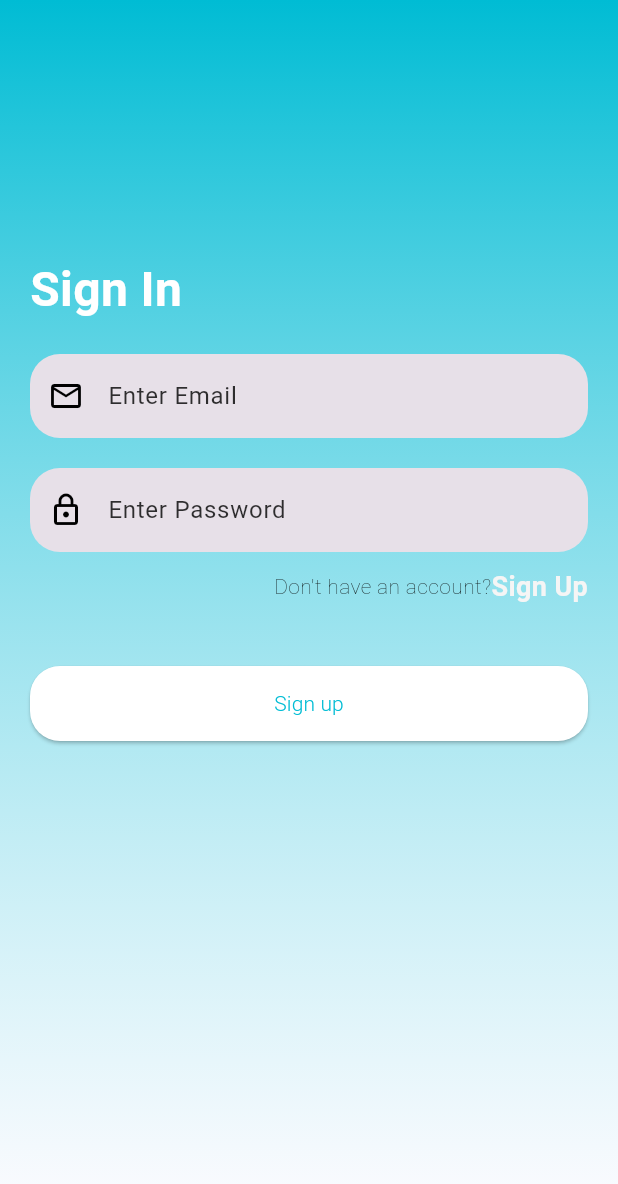
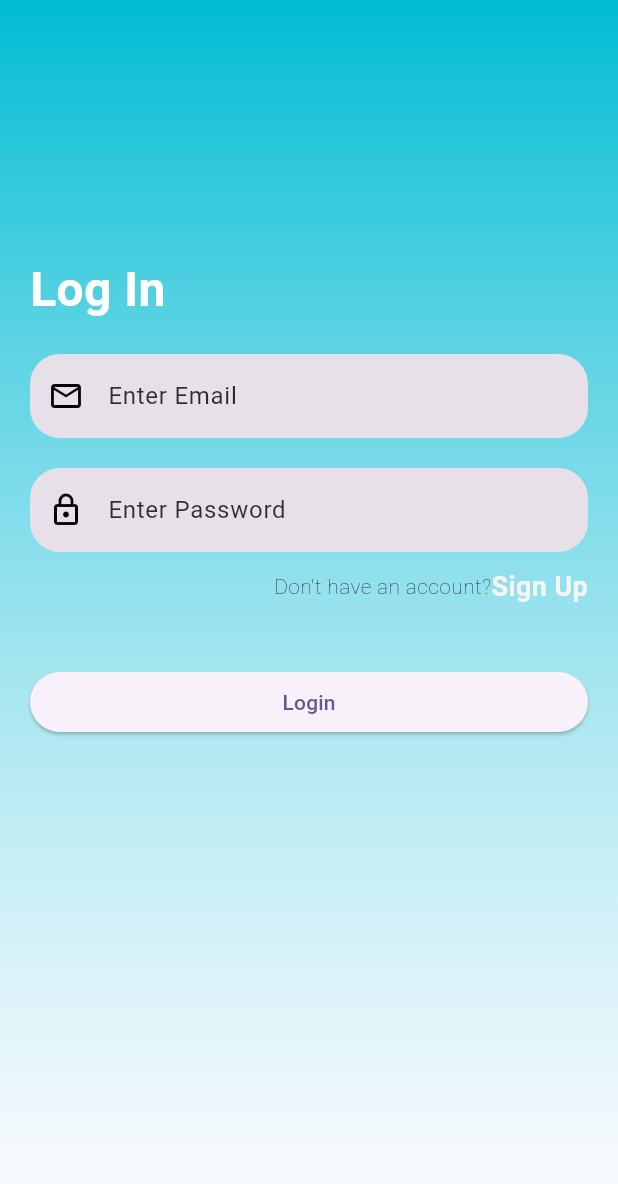
Before and after one commit to Abdullahaqee/untitleds, a Flutter app: the screen it shows once a user with an empty profile is signed in, after a tap on the "logout" icon, on a phone screen of 412 x 824 dp. Shown: the top 1184 px of the screen. Run offline on Flutter 3.47's test engine with Material 3 defaults, Android fonts, the phone set to English and light mode, and no system bars; our stand-ins replace firebase_auth, firebase_core, gap, get; accounts and stored records are empty; network calls fail.

Commit message:
Dashboard and Detail

```diff
--- a/lib/Dashboard.dart
+++ b/lib/Dashboard.dart
@@ -13,7 +13,10 @@ class DashboardState extends State<Dashboard> {
   Widget build(BuildContext context) {
     return Scaffold(
       appBar: AppBar(
-        leading: IconButton(
+        backgroundColor: Colors.cyan,
+        title: Center(child: Text('Dashboard')),
+        actions: [
+          IconButton(
             onPressed: () {
               FirebaseAuth.instance.signOut().then((value) {
                 Navigator.pushReplacement(
@@ -22,9 +25,17 @@ class DashboardState extends State<Dashboard> {
             },
             icon: Icon(Icons.logout_sharp),
           ),
-        title: Text('Dashboard'),
+        ],
       ),
-      body: SingleChildScrollView(
+      body: Container(
+        decoration: BoxDecoration(
+          gradient: LinearGradient(
+            colors: [Colors.cyan, Colors.white60],
+            begin: Alignment.topCenter,
+            end: Alignment.bottomCenter,
+          ),
+        ),
+        child: SingleChildScrollView(
           child: Column(
             crossAxisAlignment: CrossAxisAlignment.stretch,
             children: [
@@ -33,8 +44,25 @@ class DashboardState extends State<Dashboard> {
                 child: Row(
                   children: [
                     Container(
-                    width: 100,
-                    height: 100,
+                      width: 80,
+                      height: 80,
+                      decoration: BoxDecoration(
+                          borderRadius: BorderRadius.circular(20),
+                          color: Colors.blueGrey[50],
+                          boxShadow: [
+                            BoxShadow(
+                              blurRadius: 3,
+                              color: Colors.cyan,
+                              spreadRadius: 1,
+                              offset: Offset(4, 4),
+                            ),
+                            BoxShadow(
+                              blurRadius: 3,
+                              color: Colors.blueGrey.shade100,
+                              spreadRadius: 1,
+                              offset: Offset(-4, -4),
+                            ),
+                          ]),
                       child: Image.asset(
                         'assets/images/abc.jpg',
                         width: 120,
@@ -67,7 +95,9 @@ class DashboardState extends State<Dashboard> {
                   decoration: InputDecoration(
                     hintText: 'Search...',
                     prefixIcon: Icon(Icons.search),
-                  border: OutlineInputBorder(),
+                    border: OutlineInputBorder(
+                      borderRadius: BorderRadius.circular(12),
+                    ),
                   ),
                 ),
               ),
@@ -79,7 +109,7 @@ class DashboardState extends State<Dashboard> {
                   style: TextStyle(fontSize: 18.0, fontWeight: FontWeight.bold),
                 ),
               ),
-            SizedBox(height: 10.0),
+              SizedBox(height: 20.0),
               SingleChildScrollView(
                 scrollDirection: Axis.horizontal,
                 child: Row(
@@ -89,13 +119,14 @@ class DashboardState extends State<Dashboard> {
                     buildItem('Riverview'),
                     buildItem('Waterfall'),
                     buildItem('Landsliding'),
-                ].map((widget) => Padding(
+                  ].map((widget) =>
+                      Padding(
                         padding: const EdgeInsets.only(right: 10.0),
                         child: widget,
                       )).toList(),
                 ),
               ),
-            SizedBox(height: 20.0),
+              SizedBox(height: 30.0),
               Padding(
                 padding: EdgeInsets.symmetric(horizontal: 20.0),
                 child: Text(
@@ -103,26 +134,34 @@ class DashboardState extends State<Dashboard> {
                   style: TextStyle(fontSize: 18.0, fontWeight: FontWeight.bold),
                 ),
               ),
-            SizedBox(height: 10.0),
+              SizedBox(height: 20.0),
               SingleChildScrollView(
                 scrollDirection: Axis.horizontal,
                 child: Row(
                   children: [
-                  buildItems('assets/images/abc3.jpeg'),
-                  buildItems('assets/images/abc5.jpg'),
-                  buildItems('assets/images/abc4.webp'),
-                ].map((widget) => Padding(
+                    ImageDetail(imagePath: 'assets/images/abc3.jpeg', name: 'kalam'),
+                    ImageDetail(imagePath: 'assets/images/abc5.jpg', name: 'Naran'),
+                    ImageDetail(imagePath: 'assets/images/abc4.webp', name: 'Swat'),
+                    ImageDetail(imagePath: 'assets/images/abc3.jpeg', name: 'kalam'),
+                    ImageDetail(imagePath: 'assets/images/abc5.jpg', name: 'Naran'),
+                  ].map((imageDetail) {
+                    return Padding(
                       padding: const EdgeInsets.all(8.0),
-                  child: widget,
-                )).toList(),
+                      child: buildItems(imageDetail),
+                    );
+                  }).toList(),
                 ),
+              )
+
+            ],
           ),
-          ],
         ),
       ),
       bottomNavigationBar: BottomNavigationBar(
         items: [
-          BottomNavigationBarItem(icon: Icon(Icons.home), label: 'Home'),
+          BottomNavigationBarItem(icon: Icon(Icons.home),
+              label: 'Home',
+              backgroundColor: Colors.black),
           BottomNavigationBarItem(
               icon: Icon(Icons.notifications), label: 'Notifications'),
           BottomNavigationBarItem(icon: Icon(Icons.call), label: 'Call'),
@@ -145,23 +184,45 @@ class DashboardState extends State<Dashboard> {
     );
   }
 
-  Widget buildItems(String imagePath) {
+  Widget buildItems(ImageDetail imageDetail) {
     return InkWell(
       onTap: () {
         Navigator.pushReplacement(
             context, MaterialPageRoute(builder: (context) => DetailScreen()));
       },
-      child: Container(
-        width: 100,
-        height: 125,
+      child: Card(
+        elevation: 5, // Adjust elevation as needed
+        shape: RoundedRectangleBorder(
+          borderRadius: BorderRadius.circular(10.0),
+        ),
+        child: Column(
+          children: [
+            Container(
+              width: 150,
+              height: 150,
               decoration: BoxDecoration(
                 borderRadius: BorderRadius.circular(10.0),
                 image: DecorationImage(
-            image: AssetImage(imagePath),
+                  image: AssetImage(imageDetail.imagePath),
                   fit: BoxFit.cover,
                 ),
+              ),
+            ),
+            SizedBox(height: 5), // Add some spacing between image and text
+            Text(
+              imageDetail.name,
+              style: TextStyle(fontSize: 25, fontWeight: FontWeight.w500),
+            ),
+          ],
         ),
       ),
     );
   }
 }
+
+  class ImageDetail {
+  final String imagePath;
+  final String name;
+
+  ImageDetail({required this.imagePath, required this.name});
+  }
--- a/lib/Login.dart
+++ b/lib/Login.dart
@@ -19,8 +19,14 @@ class _loginnState extends State<loginn> {
     return Scaffold(
       body: SingleChildScrollView(
         child: Container(
-          width: MediaQuery.of(context).size.width,
-          height: MediaQuery.of(context).size.height,
+          width: MediaQuery
+              .of(context)
+              .size
+              .width,
+          height: MediaQuery
+              .of(context)
+              .size
+              .height,
           decoration: BoxDecoration(
             gradient: LinearGradient(
               colors: [Colors.cyan, Colors.white60],
@@ -35,7 +41,7 @@ class _loginnState extends State<loginn> {
               children: [
                 Gap(20),
                 Text(
-                  'Sign In',
+                  'Log In',
                   style: TextStyle(
                     color: Colors.white,
                     fontSize: 32,
@@ -86,7 +92,10 @@ class _loginnState extends State<loginn> {
                   ],
                 ),
                 Gap(40),
-                submitbutton(context, false, () async {
+                submitButton(
+                  context,
+                  false,
+                      () async {
                     bool loggedIn = await auth.instance.login(
                       emailController.text.trim(),
                       passwordController.text.trim(),
@@ -94,8 +103,10 @@ class _loginnState extends State<loginn> {
 
                     if (loggedIn) {
                       // Navigate to Dashboard if login is successful
-                    Navigator.pushReplacement(context,
-                        MaterialPageRoute(builder: (context) => Dashboard()));
+                      Navigator.pushReplacement(
+                        context,
+                        MaterialPageRoute(builder: (context) => Dashboard()),
+                      );
                     } else {
                       // Show toast message indicating incorrect email or password
                       ScaffoldMessenger.of(context).showSnackBar(
@@ -104,7 +115,9 @@ class _loginnState extends State<loginn> {
                         ),
                       );
                     }
-                })
+                  },
+                  buttonText: 'Login', // Specify 'Login' as the button text
+                )
               ],
             ),
           ),
@@ -112,4 +125,34 @@ class _loginnState extends State<loginn> {
       ),
     );
   }
+
+  Widget submitButton(BuildContext context, bool isLoading, Function onPressed,
+      {String buttonText = 'Signup'}) {
+    return ElevatedButton(
+      onPressed: () async {
+        bool loggedIn = await auth.instance.login(
+          emailController.text.trim(),
+          passwordController.text.trim(),
+        );
+
+        if (loggedIn) {
+          // Navigate to Dashboard if login is successful
+          Navigator.pushReplacement(
+            context,
+            MaterialPageRoute(builder: (context) => Dashboard()),
+          );
+        } else {
+          // Show toast message indicating incorrect email or password
+          ScaffoldMessenger.of(context).showSnackBar(
+            SnackBar(
+              content: Text('Incorrect email or password'),
+            ),
+          );
         }
+      },
+      child: isLoading
+          ? CircularProgressIndicator()
+          : Text(buttonText), // Change 'Signup' to 'Login'
+    );
+  }
+}
--- a/lib/signup.dart
+++ b/lib/signup.dart
@@ -39,7 +39,7 @@ class _signupState extends State<signup> {
             child: Column(
               children: [
                 Gap(40),
-                Text('signin', style: TextStyle(color: Colors.white,
+                Text('Sign up', style: TextStyle(color: Colors.white,
                     fontSize: 32,
                     fontWeight: FontWeight.w600),),
                 Gap(40),
@@ -81,7 +81,7 @@ class _signupState extends State<signup> {
                         color: Colors.black, fontWeight: FontWeight.w200),),
                     InkWell(
                       child: Text(
-                        'Signin', style: TextStyle(
+                        'Login', style: TextStyle(
                           color: Colors.black, fontWeight: FontWeight.w300),
                       ),
                       onTap: () {
```
Lines whose indentation alone changed are shown as unchanged.
